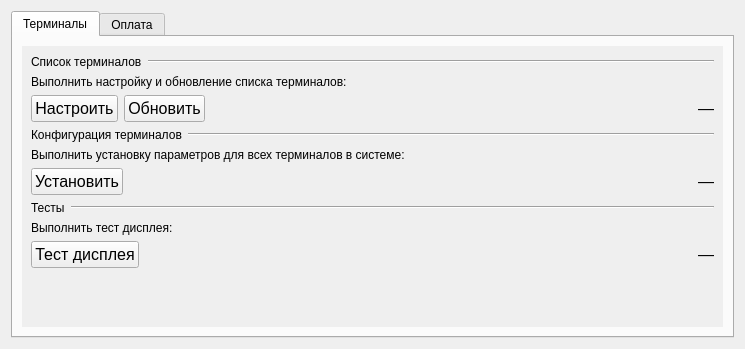
This is stoppark/config.ui in vicgordienko/stoppark_panel as Qt 5 draws it before an edit. The edited form follows.
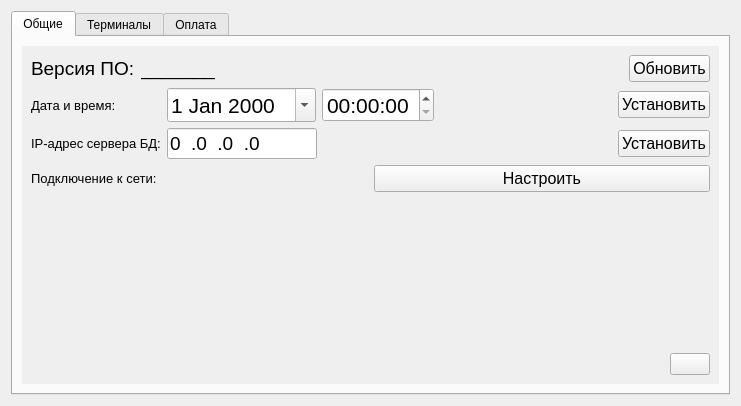
This is the edited form. The open tabs and pages were chosen to show the change. Icons and pictures are not drawn.

```diff
--- a/stoppark/config.ui
+++ b/stoppark/config.ui
@@ -6,8 +6,8 @@
    <rect>
     <x>0</x>
     <y>0</y>
-    <width>745</width>
-    <height>349</height>
+    <width>741</width>
+    <height>406</height>
    </rect>
   </property>
   <property name="sizePolicy">
@@ -25,13 +25,364 @@
      <property name="currentIndex">
       <number>0</number>
      </property>
+     <widget class="QWidget" name="generalTab">
+      <attribute name="title">
+       <string>Общие</string>
+      </attribute>
+      <layout class="QVBoxLayout" name="verticalLayout_7">
+       <item>
+        <widget class="QScrollArea" name="generalScrollArea">
+         <property name="styleSheet">
+          <string notr="true">QScrollArea &gt; QWidget {
+	background-color: white;
+}</string>
+         </property>
+         <property name="frameShape">
+          <enum>QFrame::NoFrame</enum>
+         </property>
+         <property name="frameShadow">
+          <enum>QFrame::Plain</enum>
+         </property>
+         <property name="widgetResizable">
+          <bool>true</bool>
+         </property>
+         <widget class="QWidget" name="scrollAreaWidgetContents_2">
+          <property name="geometry">
+           <rect>
+            <x>0</x>
+            <y>0</y>
+            <width>699</width>
+            <height>344</height>
+           </rect>
+          </property>
+          <layout class="QVBoxLayout" name="verticalLayout_8">
+           <item>
+            <layout class="QHBoxLayout" name="horizontalLayout_17">
+             <item>
+              <widget class="QLabel" name="versionTitle">
+               <property name="font">
+                <font>
+                 <pointsize>14</pointsize>
+                </font>
+               </property>
+               <property name="text">
+                <string>Версия ПО:</string>
+               </property>
+              </widget>
+             </item>
+             <item>
+              <widget class="QLabel" name="version">
+               <property name="font">
+                <font>
+                 <pointsize>14</pointsize>
+                </font>
+               </property>
+               <property name="text">
+                <string>_______</string>
+               </property>
+              </widget>
+             </item>
+             <item>
+              <spacer name="horizontalSpacer_11">
+               <property name="orientation">
+                <enum>Qt::Horizontal</enum>
+               </property>
+               <property name="sizeHint" stdset="0">
+                <size>
+                 <width>40</width>
+                 <height>20</height>
+                </size>
+               </property>
+              </spacer>
+             </item>
+             <item>
+              <widget class="QLabel" name="versionHelp">
+               <property name="text">
+                <string/>
+               </property>
+              </widget>
+             </item>
+             <item>
+              <widget class="QPushButton" name="updateVersion">
+               <property name="font">
+                <font>
+                 <pointsize>12</pointsize>
+                </font>
+               </property>
+               <property name="text">
+                <string>Обновить</string>
+               </property>
+              </widget>
+             </item>
+            </layout>
+           </item>
+           <item>
+            <layout class="QHBoxLayout" name="dateTimeLayout">
+             <item>
+              <widget class="QLabel" name="dateTimeTitle">
+               <property name="minimumSize">
+                <size>
+                 <width>130</width>
+                 <height>0</height>
+                </size>
+               </property>
+               <property name="font">
+                <font>
+                 <pointsize>10</pointsize>
+                </font>
+               </property>
+               <property name="text">
+                <string>Дата и время:</string>
+               </property>
+              </widget>
+             </item>
+             <item>
+              <widget class="QDateEdit" name="dateEdit">
+               <property name="font">
+                <font>
+                 <pointsize>16</pointsize>
+                </font>
+               </property>
+               <property name="accelerated">
+                <bool>true</bool>
+               </property>
+               <property name="calendarPopup">
+                <bool>true</bool>
+               </property>
+              </widget>
+             </item>
+             <item>
+              <widget class="QTimeEdit" name="timeEdit">
+               <property name="font">
+                <font>
+                 <pointsize>16</pointsize>
+                </font>
+               </property>
+               <property name="accelerated">
+                <bool>true</bool>
+               </property>
+               <property name="displayFormat">
+                <string>HH:mm:ss</string>
+               </property>
+              </widget>
+             </item>
+             <item>
+              <spacer name="horizontalSpacer_5">
+               <property name="orientation">
+                <enum>Qt::Horizontal</enum>
+               </property>
+               <property name="sizeHint" stdset="0">
+                <size>
+                 <width>40</width>
+                 <height>20</height>
+                </size>
+               </property>
+              </spacer>
+             </item>
+             <item>
+              <widget class="QPushButton" name="setTime">
+               <property name="minimumSize">
+                <size>
+                 <width>0</width>
+                 <height>0</height>
+                </size>
+               </property>
+               <property name="font">
+                <font>
+                 <pointsize>12</pointsize>
+                </font>
+               </property>
+               <property name="text">
+                <string>Установить</string>
+               </property>
+              </widget>
+             </item>
+            </layout>
+           </item>
+           <item>
+            <layout class="QHBoxLayout" name="horizontalLayout_8">
+             <item>
+              <widget class="QLabel" name="dbIPTitle">
+               <property name="minimumSize">
+                <size>
+                 <width>130</width>
+                 <height>0</height>
+                </size>
+               </property>
+               <property name="font">
+                <font>
+                 <pointsize>10</pointsize>
+                </font>
+               </property>
+               <property name="text">
+                <string>IP-адрес сервера БД:</string>
+               </property>
+              </widget>
+             </item>
+             <item>
+              <widget class="QLineEdit" name="dbIP">
+               <property name="sizePolicy">
+                <sizepolicy hsizetype="Expanding" vsizetype="Fixed">
+                 <horstretch>0</horstretch>
+                 <verstretch>0</verstretch>
+                </sizepolicy>
+               </property>
+               <property name="maximumSize">
+                <size>
+                 <width>150</width>
+                 <height>16777215</height>
+                </size>
+               </property>
+               <property name="font">
+                <font>
+                 <pointsize>14</pointsize>
+                </font>
+               </property>
+               <property name="inputMask">
+                <string>000.000.000.000; </string>
+               </property>
+               <property name="text">
+                <string>0.0.0.0</string>
+               </property>
+               <property name="readOnly">
+                <bool>false</bool>
+               </property>
+              </widget>
+             </item>
+             <item>
+              <spacer name="horizontalSpacer_4">
+               <property name="orientation">
+                <enum>Qt::Horizontal</enum>
+               </property>
+               <property name="sizeHint" stdset="0">
+                <size>
+                 <width>40</width>
+                 <height>20</height>
+                </size>
+               </property>
+              </spacer>
+             </item>
+             <item>
+              <widget class="QLabel" name="setDBIPHelp">
+               <property name="text">
+                <string/>
+               </property>
+              </widget>
+             </item>
+             <item>
+              <widget class="QPushButton" name="setDBIP">
+               <property name="minimumSize">
+                <size>
+                 <width>0</width>
+                 <height>0</height>
+                </size>
+               </property>
+               <property name="font">
+                <font>
+                 <pointsize>12</pointsize>
+                </font>
+               </property>
+               <property name="text">
+                <string>Установить</string>
+               </property>
+              </widget>
+             </item>
+            </layout>
+           </item>
+           <item>
+            <layout class="QHBoxLayout" name="horizontalLayout_13">
+             <item>
+              <widget class="QLabel" name="networkConnectionTitle">
+               <property name="minimumSize">
+                <size>
+                 <width>130</width>
+                 <height>0</height>
+                </size>
+               </property>
+               <property name="font">
+                <font>
+                 <pointsize>10</pointsize>
+                </font>
+               </property>
+               <property name="text">
+                <string>Подключение к сети:</string>
+               </property>
+              </widget>
+             </item>
+             <item>
+              <widget class="QPushButton" name="setupNetworkConnection">
+               <property name="font">
+                <font>
+                 <pointsize>12</pointsize>
+                </font>
+               </property>
+               <property name="text">
+                <string>Настроить</string>
+               </property>
+              </widget>
+             </item>
+            </layout>
+           </item>
+           <item>
+            <spacer name="verticalSpacer_2">
+             <property name="orientation">
+              <enum>Qt::Vertical</enum>
+             </property>
+             <property name="sizeHint" stdset="0">
+              <size>
+               <width>20</width>
+               <height>23</height>
+              </size>
+             </property>
+            </spacer>
+           </item>
+           <item>
+            <layout class="QHBoxLayout" name="horizontalLayout_10">
+             <item>
+              <spacer name="horizontalSpacer_6">
+               <property name="orientation">
+                <enum>Qt::Horizontal</enum>
+               </property>
+               <property name="sizeHint" stdset="0">
+                <size>
+                 <width>40</width>
+                 <height>20</height>
+                </size>
+               </property>
+              </spacer>
+             </item>
+             <item>
+              <widget class="QPushButton" name="showKeyboard">
+               <property name="text">
+                <string/>
+               </property>
+               <property name="icon">
+                <iconset>
+                 <normaloff>keyboard.png</normaloff>keyboard.png</iconset>
+               </property>
+               <property name="iconSize">
+                <size>
+                 <width>32</width>
+                 <height>32</height>
+                </size>
+               </property>
+              </widget>
+             </item>
+            </layout>
+           </item>
+          </layout>
+         </widget>
+        </widget>
+       </item>
+      </layout>
+     </widget>
      <widget class="QWidget" name="terminalsTab">
       <attribute name="title">
        <string>Терминалы</string>
       </attribute>
       <layout class="QVBoxLayout" name="verticalLayout_6">
        <item>
-        <widget class="QScrollArea" name="scrollArea">
+        <widget class="QScrollArea" name="terminalsScrollArea">
          <property name="styleSheet">
           <string notr="true">QScrollArea &gt; QWidget {
 	background-color: white;
@@ -51,11 +402,11 @@
            <rect>
             <x>0</x>
             <y>0</y>
-            <width>703</width>
-            <height>287</height>
+            <width>699</width>
+            <height>344</height>
            </rect>
           </property>
-          <layout class="QVBoxLayout" name="verticalLayout_5">
+          <layout class="QVBoxLayout" name="verticalLayout_9">
            <item>
             <layout class="QVBoxLayout" name="verticalLayout">
              <item>
@@ -296,6 +647,46 @@
              </item>
             </layout>
            </item>
+           <item>
+            <layout class="QVBoxLayout" name="verticalLayout_5">
+             <item>
+              <layout class="QHBoxLayout" name="horizontalLayout">
+               <item>
+                <widget class="QLabel" name="apbTitle">
+                 <property name="text">
+                  <string>APB</string>
+                 </property>
+                </widget>
+               </item>
+               <item>
+                <widget class="Line" name="line_5">
+                 <property name="sizePolicy">
+                  <sizepolicy hsizetype="Expanding" vsizetype="Fixed">
+                   <horstretch>0</horstretch>
+                   <verstretch>0</verstretch>
+                  </sizepolicy>
+                 </property>
+                 <property name="orientation">
+                  <enum>Qt::Horizontal</enum>
+                 </property>
+                </widget>
+               </item>
+              </layout>
+             </item>
+             <item>
+              <widget class="QCheckBox" name="apbState">
+               <property name="font">
+                <font>
+                 <pointsize>14</pointsize>
+                </font>
+               </property>
+               <property name="text">
+                <string>Enable</string>
+               </property>
+              </widget>
+             </item>
+            </layout>
+           </item>
            <item>
             <spacer name="verticalSpacer">
              <property name="orientation">
@@ -319,6 +710,25 @@
       <attribute name="title">
        <string>Оплата</string>
       </attribute>
+      <layout class="QVBoxLayout" name="verticalLayout_11">
+       <item>
+        <widget class="QScrollArea" name="scrollArea">
+         <property name="widgetResizable">
+          <bool>true</bool>
+         </property>
+         <widget class="QWidget" name="scrollAreaWidgetContents_3">
+          <property name="geometry">
+           <rect>
+            <x>0</x>
+            <y>0</y>
+            <width>697</width>
+            <height>342</height>
+           </rect>
+          </property>
+         </widget>
+        </widget>
+       </item>
+      </layout>
      </widget>
     </widget>
    </item>
```
Left out of the diff: 2 changed lines with no effect on the pictures.
